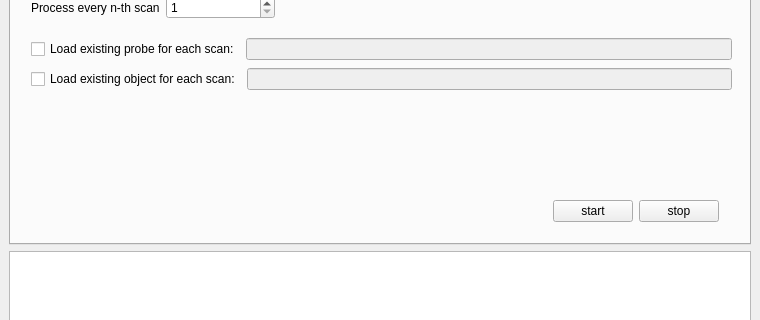
This is nsls2ptycho/ui/ui_ptycho.ui in NSLS-II/ptycho_gui as Qt 5 draws it before an edit; both pictures show x 0 to 760 and y 393 to 713 of the 760 by 880 pixel window. The edited form follows.
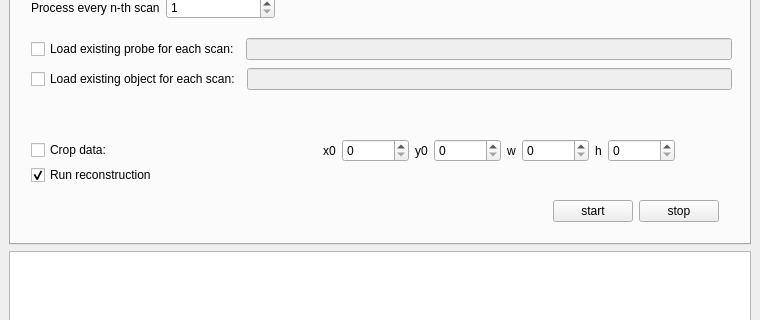
This is the edited form. The open tabs and pages were chosen to show the change.

Commit message:
support batch cropping, closes #26
Current limitation: if "Stop" is clicked while saving h5, the h5 worker
will still be running in the background. It just stops the whole batch.
The reason for using this workaround is because QThread.terminate() does
not work in my test env (it'd freeze the whole GUI).

The edit to the form file:
```diff
--- a/nsls2ptycho/ui/ui_ptycho.ui
+++ b/nsls2ptycho/ui/ui_ptycho.ui
@@ -2320,6 +2320,113 @@
          </item>
         </layout>
        </widget>
+       <widget class="QCheckBox" name="ck_batch_run_flag">
+        <property name="geometry">
+         <rect>
+          <x>20</x>
+          <y>220</y>
+          <width>141</width>
+          <height>20</height>
+         </rect>
+        </property>
+        <property name="text">
+         <string>Run reconstruction</string>
+        </property>
+        <property name="checked">
+         <bool>true</bool>
+        </property>
+       </widget>
+       <widget class="QWidget" name="">
+        <property name="geometry">
+         <rect>
+          <x>20</x>
+          <y>190</y>
+          <width>644</width>
+          <height>31</height>
+         </rect>
+        </property>
+        <layout class="QHBoxLayout" name="horizontalLayout_16">
+         <item>
+          <widget class="QCheckBox" name="ck_batch_crop_flag">
+           <property name="toolTip">
+            <string>This is effective only when &quot;Load from databroker&quot; is set.</string>
+           </property>
+           <property name="text">
+            <string>Crop data:</string>
+           </property>
+          </widget>
+         </item>
+         <item>
+          <spacer name="horizontalSpacer_14">
+           <property name="orientation">
+            <enum>Qt::Horizontal</enum>
+           </property>
+           <property name="sizeHint" stdset="0">
+            <size>
+             <width>28</width>
+             <height>20</height>
+            </size>
+           </property>
+          </spacer>
+         </item>
+         <item>
+          <widget class="QLabel" name="label_62">
+           <property name="text">
+            <string>x0</string>
+           </property>
+          </widget>
+         </item>
+         <item>
+          <widget class="QSpinBox" name="sp_batch_x0">
+           <property name="maximum">
+            <number>100000000</number>
+           </property>
+          </widget>
+         </item>
+         <item>
+          <widget class="QLabel" name="label_63">
+           <property name="text">
+            <string>y0</string>
+           </property>
+          </widget>
+         </item>
+         <item>
+          <widget class="QSpinBox" name="sp_batch_y0">
+           <property name="maximum">
+            <number>100000000</number>
+           </property>
+          </widget>
+         </item>
+         <item>
+          <widget class="QLabel" name="label_64">
+           <property name="text">
+            <string>w</string>
+           </property>
+          </widget>
+         </item>
+         <item>
+          <widget class="QSpinBox" name="sp_batch_width">
+           <property name="maximum">
+            <number>100000000</number>
+           </property>
+          </widget>
+         </item>
+         <item>
+          <widget class="QLabel" name="label_65">
+           <property name="text">
+            <string>h</string>
+           </property>
+          </widget>
+         </item>
+         <item>
+          <widget class="QSpinBox" name="sp_batch_height">
+           <property name="maximum">
+            <number>100000000</number>
+           </property>
+          </widget>
+         </item>
+        </layout>
+       </widget>
       </widget>
      </widget>
     </item>
```
The commit also changes 5 other files.
